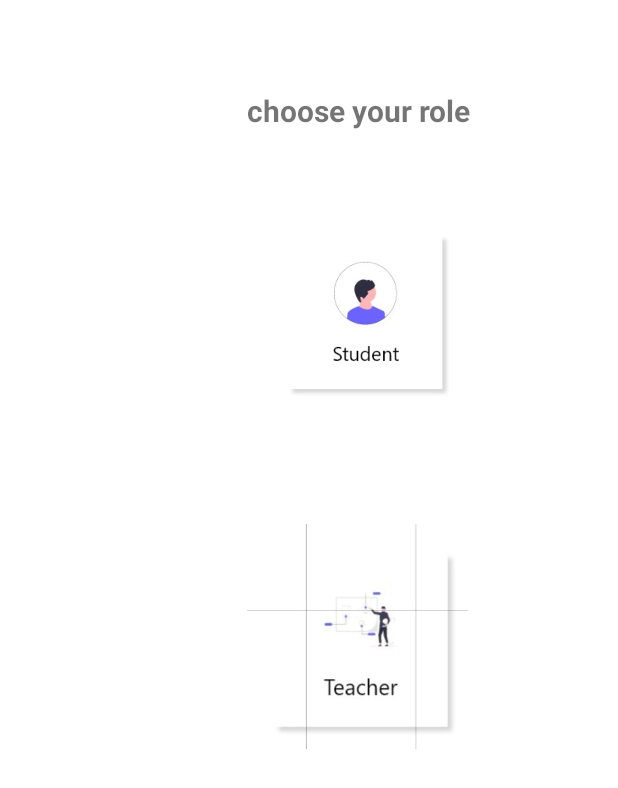
After one commit to Mais-zaibaq/final2, an Android app: the layout m.xml on its own in the app's theme, with its tools: preview values and no code run, on a phone screen of 412 x 824 dp. The commit adds this screen. Shown: the top 788 px of the screen. Run offline under Robolectric (Android 15) with nearby library versions, the phone set to English and light mode, and no system bars.

Commit message:
Hackathon Updates Code

```diff
--- a/app/src/main/res/drawable/btn_shape.xml
+++ b/app/src/main/res/drawable/btn_shape.xml
@@ -1,5 +1,5 @@
 <?xml version="1.0" encoding="utf-8"?>
 <shape xmlns:android="http://schemas.android.com/apk/res/android" android:shape="rectangle">
-    <solid android:color="@color/white"/>
+    <solid android:color="#ACA4A4"/>
     <corners android:radius="10dp"/>
 </shape>
--- a/app/src/main/res/layout/activity_login.xml
+++ b/app/src/main/res/layout/activity_login.xml
@@ -27,9 +27,9 @@
         android:layout_marginTop="8dp"
         android:layout_marginEnd="16dp"
         android:text="@string/userName"
+        android:textStyle="bold"
         android:textColor="@color/black"
         android:textSize="20sp"
-        android:textStyle="bold"
         app:layout_constraintEnd_toEndOf="parent"
         app:layout_constraintTop_toBottomOf="@id/image" />
 
--- a/app/src/main/res/layout/activity_main.xml
+++ b/app/src/main/res/layout/activity_main.xml
@@ -5,7 +5,6 @@
     android:layout_width="match_parent"
     android:layout_height="match_parent"
     tools:context=".MainActivity">
-
 
 
     <fragment
@@ -16,8 +15,10 @@
         app:defaultNavHost="true"
         app:layout_constraintBottom_toTopOf="@+id/bottom_navigation"
         app:layout_constraintEnd_toEndOf="parent"
+        app:layout_constraintHorizontal_bias="0.0"
         app:layout_constraintStart_toStartOf="parent"
         app:layout_constraintTop_toTopOf="parent"
+        app:layout_constraintVertical_bias="1.0"
         app:navGraph="@navigation/main_graph" />
 
     <com.google.android.material.bottomnavigation.BottomNavigationView
--- a/app/src/main/res/layout/activity_on_poadaing.xml
+++ b/app/src/main/res/layout/activity_on_poadaing.xml
@@ -13,7 +13,7 @@
         android:layout_height="wrap_content"
         android:src="@drawable/first"
         app:layout_constraintEnd_toEndOf="parent"
-        app:layout_constraintHorizontal_bias="0.0"
+        app:layout_constraintHorizontal_bias="0.47"
         app:layout_constraintStart_toStartOf="parent"
         app:layout_constraintTop_toBottomOf="@+id/tv_text"
         tools:ignore="MissingConstraints" />
--- /dev/null
+++ b/app/src/main/res/layout/m.xml
@@ -0,0 +1,45 @@
+<?xml version="1.0" encoding="utf-8"?>
+<androidx.constraintlayout.widget.ConstraintLayout xmlns:android="http://schemas.android.com/apk/res/android"
+    xmlns:app="http://schemas.android.com/apk/res-auto"
+    xmlns:tools="http://schemas.android.com/tools"
+    android:layout_width="match_parent"
+    android:layout_height="match_parent">
+
+    <TextView
+        android:id="@+id/textView"
+        android:layout_width="wrap_content"
+        android:layout_height="wrap_content"
+        android:layout_marginTop="60dp"
+        android:text="@string/mmmm"
+        android:textSize="20sp"
+        android:textStyle="bold"
+        app:layout_constraintEnd_toEndOf="parent"
+        app:layout_constraintHorizontal_bias="0.626"
+        app:layout_constraintStart_toStartOf="parent"
+        app:layout_constraintTop_toTopOf="parent"
+        tools:ignore="MissingConstraints" />
+
+    <ImageView
+        android:id="@+id/image1"
+        android:layout_width="150dp"
+        android:layout_height="150dp"
+        android:layout_marginTop="44dp"
+        android:src="@drawable/untitled2"
+        app:layout_constraintEnd_toEndOf="parent"
+        app:layout_constraintHorizontal_bias="0.628"
+        app:layout_constraintStart_toStartOf="parent"
+        app:layout_constraintTop_toBottomOf="@+id/textView"
+         />
+
+    <ImageView
+        android:id="@+id/image2"
+        android:layout_width="150dp"
+        android:layout_height="150dp"
+        android:layout_marginTop="68dp"
+        android:src="@drawable/untitled3"
+        app:layout_constraintEnd_toEndOf="parent"
+        app:layout_constraintHorizontal_bias="0.624"
+        app:layout_constraintStart_toStartOf="parent"
+        app:layout_constraintTop_toBottomOf="@+id/image1"
+        tools:ignore="MissingConstraints" />
+</androidx.constraintlayout.widget.ConstraintLayout>
--- a/app/src/main/res/values/strings.xml
+++ b/app/src/main/res/values/strings.xml
@@ -42,4 +42,8 @@
     <string name="notification1">sa</string>
     <!-- TODO: Remove or change this placeholder text -->
     <string name="hello_blank_fragment">Hello blank fragment</string>
+    <string name="lll">Enter The Following Data</string>
+    <string name="ll">the description</string>
+    <string name="us">talk about yourself \n and about your skills</string>
+    <string name="mmmm">choose your role</string>
 </resources>
```
Also changed, not shown: app/src/main/res/drawable/mm.xml (added, +8 -0 lines), app/src/main/res/layout/mm.xml (added, +77 -0 lines), app/src/main/res/layout/mmmm_iteam.xml (added, +86 -0 lines), app/src/main/res/values/arrays.xml (added, +25 -0 lines), app/src/main/res/drawable/maaaiss.jpg (added), app/src/main/res/drawable/p.jpg (added), app/src/main/res/drawable/sahem.png (added), app/src/main/res/drawable/untitled2.jpg (added), app/src/main/res/drawable/untitled3.jpg (added).
